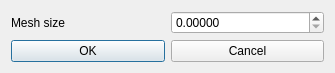
Old version of the form GUI_PSN/mesh.ui in the repository BeConOr/INP.
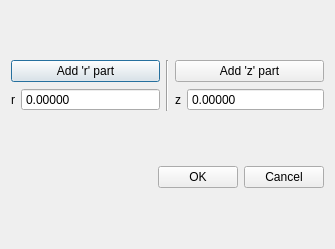
New version of the form.

What changed in the file:
```diff
--- a/GUI_PSN/mesh.ui
+++ b/GUI_PSN/mesh.ui
@@ -7,39 +7,133 @@
     <x>0</x>
     <y>0</y>
     <width>335</width>
-    <height>72</height>
+    <height>249</height>
    </rect>
   </property>
   <property name="windowTitle">
    <string>Dialog</string>
   </property>
-  <layout class="QVBoxLayout" name="verticalLayout">
+  <layout class="QVBoxLayout" name="verticalLayout_3">
    <item>
-    <layout class="QHBoxLayout" name="horizontalLayout">
+    <layout class="QHBoxLayout" name="horizontalLayout_4">
      <item>
-      <widget class="QLabel" name="label">
-       <property name="text">
-        <string>Mesh size</string>
-       </property>
-      </widget>
+      <layout class="QVBoxLayout" name="verticalLayout">
+       <item>
+        <widget class="QPushButton" name="AddR">
+         <property name="text">
+          <string>Add 'r' part</string>
+         </property>
+        </widget>
+       </item>
+       <item>
+        <layout class="QHBoxLayout" name="horizontalLayout">
+         <item>
+          <widget class="QLabel" name="label">
+           <property name="sizePolicy">
+            <sizepolicy hsizetype="Maximum" vsizetype="Preferred">
+             <horstretch>0</horstretch>
+             <verstretch>0</verstretch>
+            </sizepolicy>
+           </property>
+           <property name="text">
+            <string>r</string>
+           </property>
+          </widget>
+         </item>
+         <item>
+          <widget class="QDoubleSpinBox" name="doubleSpinBox">
+           <property name="buttonSymbols">
+            <enum>QAbstractSpinBox::NoButtons</enum>
+           </property>
+           <property name="decimals">
+            <number>5</number>
+           </property>
+           <property name="minimum">
+            <double>-10000.000000000000000</double>
+           </property>
+           <property name="maximum">
+            <double>10000.000000000000000</double>
+           </property>
+          </widget>
+         </item>
+        </layout>
+       </item>
+       <item>
+        <layout class="QVBoxLayout" name="RpartLay"/>
+       </item>
+      </layout>
      </item>
      <item>
-      <widget class="QDoubleSpinBox" name="mesh_size">
-       <property name="decimals">
-        <number>5</number>
+      <widget class="Line" name="line">
+       <property name="orientation">
+        <enum>Qt::Vertical</enum>
        </property>
-       <property name="maximum">
-        <double>1000.000000000000000</double>
-       </property>
-       <property name="singleStep">
-        <double>0.001000000000000</double>
-       </property>
       </widget>
      </item>
+     <item>
+      <layout class="QVBoxLayout" name="verticalLayout_2">
+       <item>
+        <widget class="QPushButton" name="AddZ">
+         <property name="text">
+          <string>Add 'z' part</string>
+         </property>
+        </widget>
+       </item>
+       <item>
+        <layout class="QHBoxLayout" name="horizontalLayout_3">
+         <item>
+          <widget class="QLabel" name="label_2">
+           <property name="sizePolicy">
+            <sizepolicy hsizetype="Maximum" vsizetype="Preferred">
+             <horstretch>0</horstretch>
+             <verstretch>0</verstretch>
+            </sizepolicy>
+           </property>
+           <property name="text">
+            <string>z</string>
+           </property>
+          </widget>
+         </item>
+         <item>
+          <widget class="QDoubleSpinBox" name="doubleSpinBox_2">
+           <property name="buttonSymbols">
+            <enum>QAbstractSpinBox::NoButtons</enum>
+           </property>
+           <property name="decimals">
+            <number>5</number>
+           </property>
+           <property name="minimum">
+            <double>-10000.000000000000000</double>
+           </property>
+           <property name="maximum">
+            <double>10000.000000000000000</double>
+           </property>
+          </widget>
+         </item>
+        </layout>
+       </item>
+       <item>
+        <layout class="QVBoxLayout" name="ZpartLay"/>
+       </item>
+      </layout>
+     </item>
     </layout>
    </item>
    <item>
     <layout class="QHBoxLayout" name="horizontalLayout_2">
+     <item>
+      <spacer name="horizontalSpacer">
+       <property name="orientation">
+        <enum>Qt::Horizontal</enum>
+       </property>
+       <property name="sizeHint" stdset="0">
+        <size>
+         <width>40</width>
+         <height>20</height>
+        </size>
+       </property>
+      </spacer>
+     </item>
      <item>
       <widget class="QPushButton" name="OK_butt">
        <property name="text">
```
